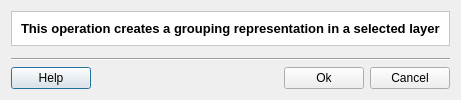
First picture: the form in src/terralib/qt/widgets/se/ui/GroupingDialogForm.ui, repository claudiobogossian/terralib5, before the edit.
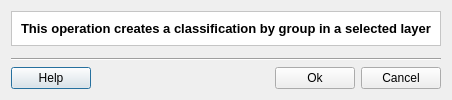
Second picture: the form after the edit. Custom widgets are drawn as their Qt base class.

Commit message: grouping (classification) enhancements

```diff
--- a/src/terralib/qt/widgets/se/ui/GroupingDialogForm.ui
+++ b/src/terralib/qt/widgets/se/ui/GroupingDialogForm.ui
@@ -41,7 +41,7 @@
            </font>
           </property>
           <property name="text">
-           <string>This operation creates a grouping representation in a selected layer</string>
+           <string>This operation creates a classification by group in a selected layer</string>
           </property>
          </widget>
         </item>
```
Left out of the diff: 2 changed lines with no effect on the pictures. The commit also changes 8 other files.
